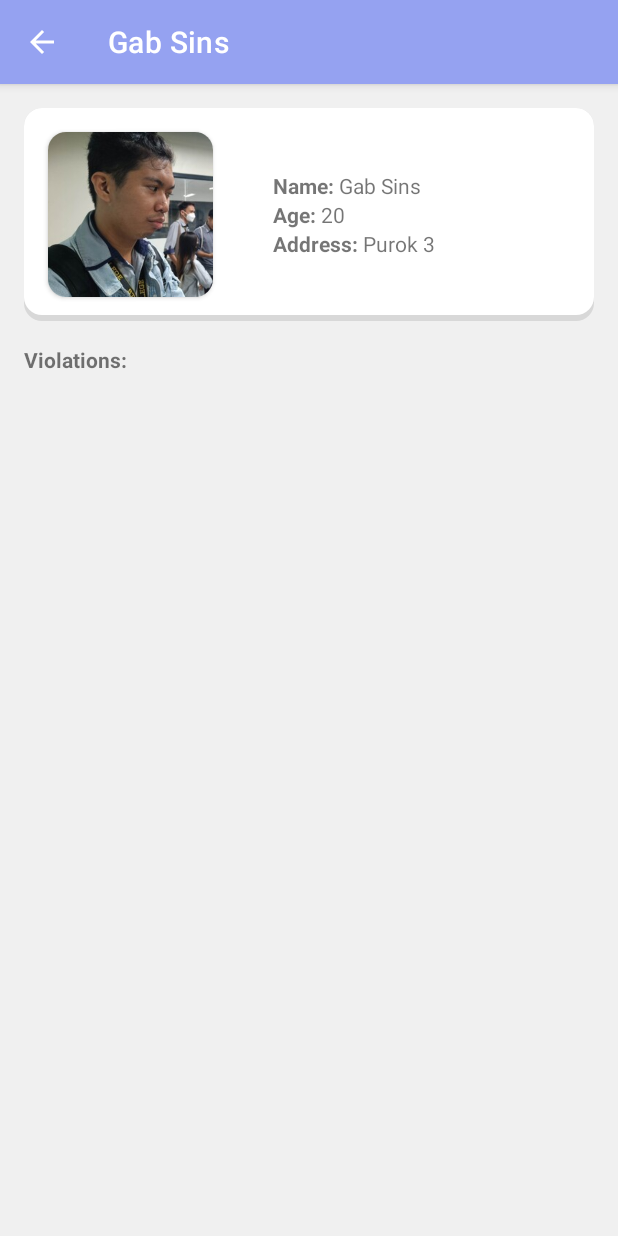
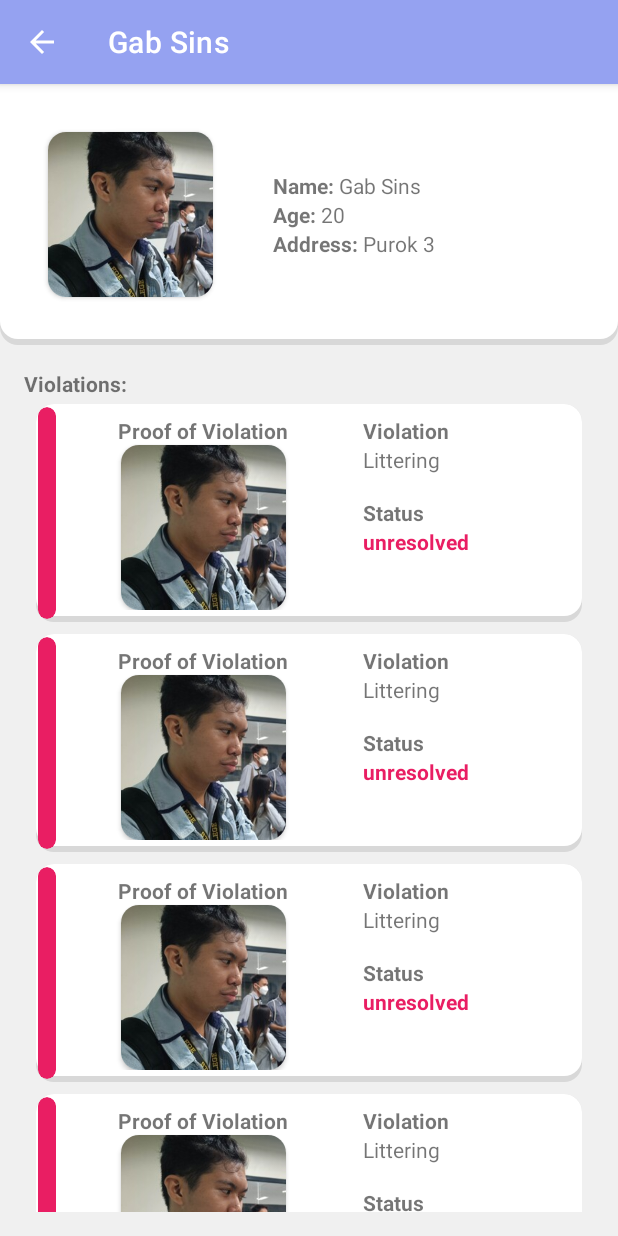
Before and after one commit to Grrom/barangay_cleaning, an Android app: the fragment ReportsFragment shown on its own in the app's theme, after a tap on "VIEW", on a phone screen of 412 x 824 dp. Run offline under Robolectric (Android 15) with nearby library versions, the phone set to English and light mode, and no system bars.

Commit message:
add violations list in resident view

```diff
--- /dev/null
+++ b/app/src/main/java/com/example/barangay_cleaning/adapters/ViolationsAdapter.java
@@ -0,0 +1,96 @@
+package com.example.barangay_cleaning.adapters;
+
+
+import android.app.Dialog;
+import android.content.Context;
+import android.graphics.Bitmap;
+import android.graphics.drawable.BitmapDrawable;
+import android.view.LayoutInflater;
+import android.view.View;
+import android.view.ViewGroup;
+import android.view.Window;
+import android.widget.ImageView;
+import android.widget.LinearLayout;
+import android.widget.TextView;
+
+import androidx.annotation.NonNull;
+import androidx.cardview.widget.CardView;
+import androidx.recyclerview.widget.RecyclerView;
+
+import com.example.barangay_cleaning.R;
+import com.example.barangay_cleaning.models.Report;
+
+import java.util.ArrayList;
+
+public class ViolationsAdapter  extends RecyclerView.Adapter<ViolationsAdapter.MyViewHolder>{
+    Context context;
+    ArrayList<Report> reports;
+
+    public ViolationsAdapter(Context context, ArrayList<Report> reports){
+        this.context = context;
+        this.reports = reports;
+    }
+
+    @NonNull
+    @Override
+    public ViolationsAdapter.MyViewHolder onCreateViewHolder(@NonNull ViewGroup parent, int viewType) {
+        return new ViolationsAdapter.MyViewHolder(LayoutInflater.from(context).inflate(R.layout.violation_item_row, parent , false));
+    }
+
+    @Override
+    public void onBindViewHolder(@NonNull ViolationsAdapter.MyViewHolder holder, int position) {
+        holder.name.setText(reports.get(position).getName());
+        holder.status.setText(reports.get(position).getStatus());
+        holder.image.setImageResource(reports.get(position).getImage());
+
+        if(reports.get(position).getStatus().equals("unresolved")){
+            holder.status.setTextColor(context.getResources().getColor(R.color.red));
+            holder.statusIndicator.setCardBackgroundColor(context.getResources().getColor(R.color.red));
+        }else{
+            holder.status.setTextColor(context.getResources().getColor(R.color.green));
+            holder.statusIndicator.setCardBackgroundColor(context.getResources().getColor(R.color.green));
+        }
+
+        holder.offenderDetails.setVisibility(View.GONE);
+
+        holder.image.setOnClickListener(view -> {
+            Dialog settingsDialog = new Dialog(context);
+
+            LayoutInflater inflater = LayoutInflater.from(context);
+            View newView = (View) inflater.inflate(R.layout.image_layout, null);
+
+            settingsDialog.getWindow().requestFeature(Window.FEATURE_NO_TITLE);
+            settingsDialog.setContentView(newView);
+
+            ImageView iv= (ImageView) newView.findViewById(R.id.image_popup);
+            Bitmap bm=((BitmapDrawable)holder.image.getDrawable()).getBitmap();
+            iv.setImageBitmap(bm);
+
+            settingsDialog.show();
+        });
+    }
+
+    @Override
+    public int getItemCount() {
+        return reports.size();
+    }
+
+    public static class MyViewHolder extends RecyclerView.ViewHolder{
+
+        ImageView image;
+        TextView name;
+        TextView status;
+        CardView statusIndicator;
+        LinearLayout offenderDetails;
+
+        public MyViewHolder(@NonNull View itemView) {
+            super(itemView);
+
+            image = itemView.findViewById(R.id.violation_image_proof);
+            name = itemView.findViewById(R.id.violation_name);
+            status = itemView.findViewById(R.id.violation_status);
+            statusIndicator= itemView.findViewById(R.id.status_indicator);
+            offenderDetails = itemView.findViewById(R.id.offender_details);
+        }
+    }
+}
--- a/app/src/main/java/com/example/barangay_cleaning/ui/reports/ReportsFragment.java
+++ b/app/src/main/java/com/example/barangay_cleaning/ui/reports/ReportsFragment.java
@@ -49,7 +49,6 @@ public class ReportsFragment extends Fragment {
         recyclerView.setLayoutManager(new LinearLayoutManager(getContext()));
 
         reportsSort.setOnItemSelectedListener(new AdapterView.OnItemSelectedListener() {
-            @RequiresApi(api = Build.VERSION_CODES.N)
             @Override
             public void onItemSelected(AdapterView<?> parent, View view, int position, long id) {
                 String selected;
--- a/app/src/main/java/com/example/barangay_cleaning/views/ResidentActivity.java
+++ b/app/src/main/java/com/example/barangay_cleaning/views/ResidentActivity.java
@@ -1,24 +1,45 @@
 package com.example.barangay_cleaning.views;
 
 import androidx.appcompat.app.AppCompatActivity;
+import androidx.recyclerview.widget.LinearLayoutManager;
+import androidx.recyclerview.widget.RecyclerView;
 
 import android.app.FragmentManager;
 import android.content.Intent;
 import android.os.Bundle;
 import android.util.Log;
 import android.view.MenuItem;
+import android.widget.EditText;
 import android.widget.ImageView;
+import android.widget.Spinner;
 import android.widget.TextView;
 
 import com.example.barangay_cleaning.R;
+import com.example.barangay_cleaning.adapters.ReportsAdapter;
+import com.example.barangay_cleaning.adapters.ViolationsAdapter;
+import com.example.barangay_cleaning.models.Report;
 import com.example.barangay_cleaning.models.Resident;
 
+import java.util.ArrayList;
+
 public class ResidentActivity extends AppCompatActivity {
+
+    ArrayList<Report> violations = new ArrayList<>();
 
     @Override
     protected void onCreate(Bundle savedInstanceState) {
         super.onCreate(savedInstanceState);
         setContentView(R.layout.activity_resident);
+
+        RecyclerView recyclerView = findViewById(R.id.resident_violations_recyclerview);
+        recyclerView.setNestedScrollingEnabled(false);
+
+
+        setupViolations();
+
+        ViolationsAdapter adapter  = new ViolationsAdapter(this, violations);
+        recyclerView.setAdapter(adapter);
+        recyclerView.setLayoutManager(new LinearLayoutManager(this));
 
 
         TextView name = findViewById(R.id.resident_name);
@@ -35,6 +56,15 @@ public class ResidentActivity extends AppCompatActivity {
         image.setImageResource(resident.getImage());
     }
 
+    private void setupViolations(){
+        String name ="Littering";
+        String status= "unresolved";
+        int image= R.drawable.temp_profile;
+
+        for (int i = 0; i < 10; i++){
+            violations.add(new Report(image, name,status , new Resident(image, "Gab","Sins", 20, "Purok 3")));
+        }
+    }
     @Override
     public boolean onSupportNavigateUp() {
         onBackPressed();
--- /dev/null
+++ b/app/src/main/res/drawable/profile_background.xml
@@ -0,0 +1,17 @@
+<?xml version="1.0" encoding="utf-8"?>
+<layer-list xmlns:android="http://schemas.android.com/apk/res/android">
+    <!-- Bottom 2dp Shadow -->
+    <item>
+        <shape  android:shape="rectangle">
+            <solid android:color="#d8d8d8" />
+            <corners android:radius="12dp" />
+        </shape>
+    </item>
+    <!-- White Top color -->
+    <item android:bottom="4dp">
+        <shape  android:shape="rectangle">
+            <solid android:color="#FFFFFF" />
+            <corners android:bottomLeftRadius="12dp" android:bottomRightRadius="12dp"/>
+        </shape>
+    </item>
+</layer-list>
--- a/app/src/main/res/layout/activity_resident.xml
+++ b/app/src/main/res/layout/activity_resident.xml
@@ -1,27 +1,23 @@
 <?xml version="1.0" encoding="utf-8"?>
 
-<ScrollView
-    xmlns:android="http://schemas.android.com/apk/res/android"
-    xmlns:app="http://schemas.android.com/apk/res-auto"
-    xmlns:tools="http://schemas.android.com/tools"
-    android:layout_width="match_parent"
-    android:layout_height="match_parent"
-    android:background="@color/bg_light"
-    >
 
     <androidx.appcompat.widget.LinearLayoutCompat
+        xmlns:android="http://schemas.android.com/apk/res/android"
+        xmlns:app="http://schemas.android.com/apk/res-auto"
+        xmlns:tools="http://schemas.android.com/tools"
         android:layout_width="match_parent"
         android:layout_height="match_parent"
+        android:background="@color/bg_light"
         tools:context=".views.ResidentActivity"
-        android:padding="16dp"
         android:orientation="vertical"
         >
 
         <LinearLayout
+            android:padding="16dp"
             android:layout_width="match_parent"
             android:layout_height="wrap_content"
             android:orientation="horizontal"
-            android:background="@drawable/card_background"
+            android:background="@drawable/profile_background"
             >
             <androidx.cardview.widget.CardView
                 android:layout_margin="16dp"
@@ -97,9 +93,10 @@
         </LinearLayout>
 
         <LinearLayout
+            android:padding="16dp"
             android:layout_width="match_parent"
             android:layout_height="wrap_content"
-            android:layout_marginVertical="16dp"
+            android:orientation="vertical"
             >
             <TextView
                 android:layout_width="wrap_content"
@@ -107,6 +104,10 @@
                 android:text="Violations:"
                 android:textStyle="bold"
                 />
+                <androidx.recyclerview.widget.RecyclerView
+                    android:id="@+id/resident_violations_recyclerview"
+                    android:layout_width="match_parent"
+                    android:layout_height="wrap_content" />
         </LinearLayout>
+
     </androidx.appcompat.widget.LinearLayoutCompat>
-</ScrollView>
```
